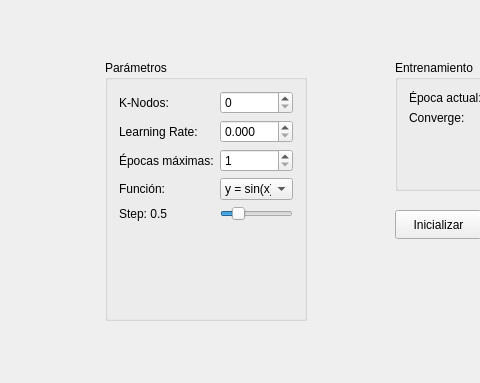
Qt form mainwindow.ui (Adriantega12/RBF) before a commit; both pictures show x 515 to 995 and y 297 to 680 of the 1124 by 680 pixel window.
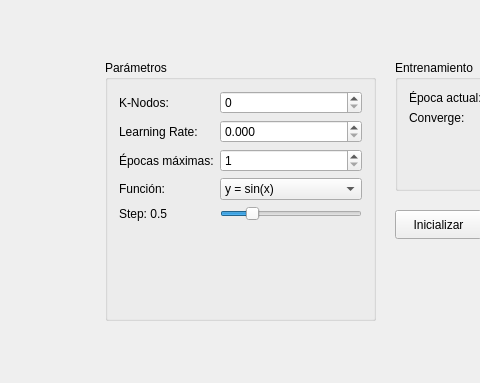
The same form after that commit. Custom widgets are drawn as their Qt base class.

Commit message: Applied different functions

```diff
--- a/mainwindow.ui
+++ b/mainwindow.ui
@@ -39,7 +39,7 @@
      <rect>
       <x>620</x>
       <y>340</y>
-      <width>202</width>
+      <width>271</width>
       <height>261</height>
      </rect>
     </property>
```
Left out of the diff: 20 changed lines with no effect on the pictures. The commit also changes 2 other files.
